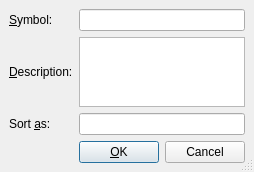
The window that src/frontends/qt4/ui/NomenclUi.ui (cburschka/lyx) describes before a commit, drawn with Qt 5.
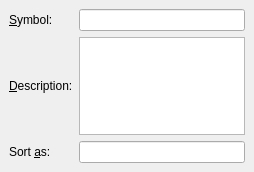
The same window after the commit.

Commit message: Migrate GuiNomencl to InsetParamsDialog.

What changed in the file:
```diff
--- a/src/frontends/qt4/ui/NomenclUi.ui
+++ b/src/frontends/qt4/ui/NomenclUi.ui
@@ -1,22 +1,19 @@
 <ui version="4.0" >
  <class>NomenclUi</class>
- <widget class="QDialog" name="NomenclUi" >
-  <property name="geometry" >
+ <widget class="QWidget" name="NomenclUi">
+  <property name="geometry">
    <rect>
     <x>0</x>
     <y>0</y>
     <width>254</width>
-    <height>165</height>
+    <height>172</height>
    </rect>
   </property>
   <property name="windowTitle" >
    <string/>
   </property>
-  <property name="sizeGripEnabled" >
-   <bool>true</bool>
-  </property>
-  <layout class="QGridLayout" >
-   <property name="margin" >
+  <layout class="QGridLayout">
+   <property name="margin">
     <number>9</number>
    </property>
    <property name="spacing" >
@@ -62,62 +59,16 @@
      </property>
     </widget>
    </item>
-   <item row="3" column="0" colspan="2" >
-    <layout class="QHBoxLayout" >
-     <property name="margin" >
-      <number>0</number>
-     </property>
-     <property name="spacing" >
-      <number>6</number>
-     </property>
-     <item>
-      <spacer>
-       <property name="orientation" >
-        <enum>Qt::Horizontal</enum>
-       </property>
-       <property name="sizeType" >
-        <enum>QSizePolicy::Expanding</enum>
-       </property>
-       <property name="sizeHint" >
-        <size>
-         <width>20</width>
-         <height>20</height>
-        </size>
-       </property>
-      </spacer>
-     </item>
-     <item>
-      <widget class="QPushButton" name="okPB" >
-       <property name="text" >
-        <string>&amp;OK</string>
-       </property>
-       <property name="shortcut" >
-        <string>Alt+O</string>
-       </property>
-       <property name="default" >
-        <bool>true</bool>
-       </property>
-      </widget>
-     </item>
-     <item>
-      <widget class="QPushButton" name="closePB" >
-       <property name="text" >
-        <string>Cancel</string>
-       </property>
-      </widget>
-     </item>
-    </layout>
-   </item>
-   <item row="1" column="1" >
-    <widget class="QTextEdit" name="descriptionTE" >
-     <property name="acceptRichText" >
+   <item row="1" column="1">
+    <widget class="QTextEdit" name="descriptionTE">
+     <property name="acceptRichText">
       <bool>false</bool>
      </property>
     </widget>
    </item>
   </layout>
  </widget>
- <layoutdefault spacing="6" margin="11" />
+ <layoutdefault spacing="6" margin="11"/>
  <tabstops>
   <tabstop>symbolED</tabstop>
   <tabstop>descriptionTE</tabstop>
```
Left out of the diff: 47 changed lines with no effect on the pictures. The commit also changes 4 other files.
